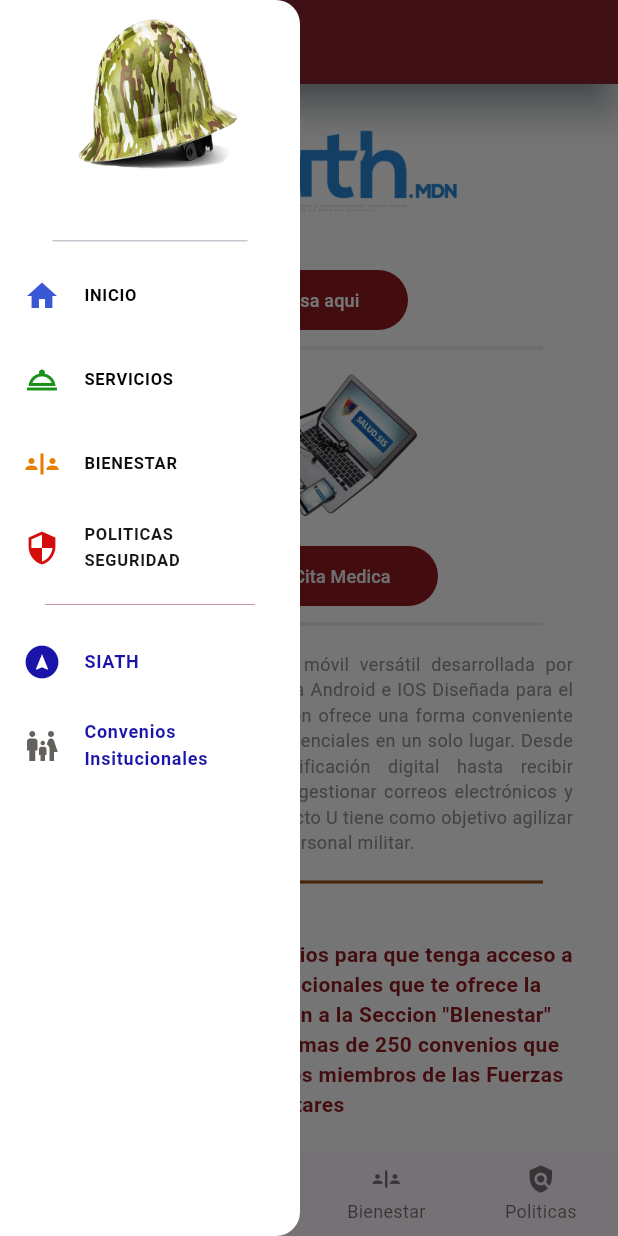
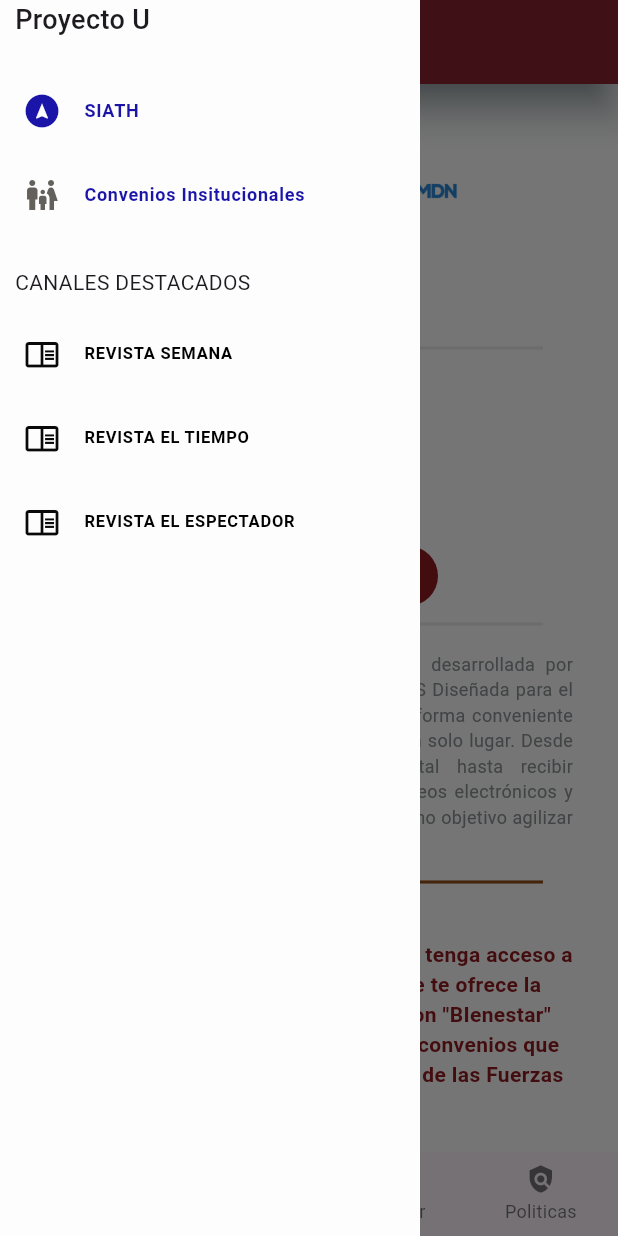
Before and after one commit to andreslondono11/proyectou, a Flutter app: the screen it shows after launch, with the side drawer open, on a phone screen of 412 x 824 dp. Run offline on Flutter 3.47's test engine with Material 3 defaults, Android fonts, the phone set to English and light mode, and no system bars; our stand-ins replace youtube_player_flutter; missing offline and left inert: rate_my_app, startapp_sdk; Roboto replaces fonts that are missing (birthdayMonth).

Commit message:
segundo commit

```diff
--- a/lib/drawer/lateral.dart
+++ b/lib/drawer/lateral.dart
@@ -1,11 +1,5 @@
 import 'package:flutter/material.dart';
-import 'package:proyectou/screens/page2.dart';
-import 'package:proyectou/screens/page3.dart';
-import 'package:proyectou/screens/page4.dart';
-
-
 import 'package:url_launcher/url_launcher.dart';
-import '../screens/page1.dart';
 
 class DrawerWigdet extends StatefulWidget {
   const DrawerWigdet({super.key});
@@ -18,140 +12,21 @@ class _DrawerWigdetState extends State<DrawerWigdet> {
   @override
   Widget build(BuildContext context) {
     return Drawer(
-      backgroundColor: const Color.fromARGB(255, 255, 255, 255),
-      width: 200,
+        shape: const Border(left: BorderSide.none),
+        backgroundColor: const Color.fromARGB(255, 253, 253, 253),
+        width: 280,
         child: ListView(
             // Importante: elimine cualquier padding del ListView.
 
             children: <Widget>[
-          const Column(
-            crossAxisAlignment: CrossAxisAlignment.center,
-            children: [
-              DrawerHeader(
-                  decoration: BoxDecoration(
-                    image: DecorationImage(
-                      opacity: 0,
-                      image: AssetImage('assets/images/pastel.png'),
-                    ),
-                  ),
-                  padding: EdgeInsets.all(0),
-                  child: Column(
-                    children: [
-                      // SizedBox(height: 20),
-                      CircleAvatar(
-                        radius: 65,
-                        backgroundColor: Colors.transparent,
-                        backgroundImage:
-                        AssetImage('assets/images/playstore.png'),
-                      )
-                    ],
-                  ))
-            ],
-          ),
-          // const Divider(
-          //   color: Color(0xfff921b21),
-          //   endIndent: 30,
-          //   thickness: 0.30,
-          //   height: 0,
-          //   indent: 30,
-          // ),
-          Column(
-            mainAxisAlignment: MainAxisAlignment.end,
-            children: [
-              ListTile(
-                leading: const Icon(Icons.home),
-                iconColor: const Color.fromARGB(255, 58, 88, 212),
-                enabled: true,
-                hoverColor: const Color.fromARGB(255, 30, 231, 231),
-                title: const Text(
-                  'INICIO',
+              const Padding(
+                padding: EdgeInsets.only(left: 10, bottom: 20),
+                child: Text('Proyecto U',
+                    textAlign: TextAlign.justify,
                     style: TextStyle(
-                      color: Color.fromARGB(255, 0, 0, 0),
-                      fontWeight: FontWeight.w600,
-                      fontSize: 11),
-                ),
-                onTap: () {
-                  Navigator.pop(
-                      context); // Actualiza el estado de la aplicación
-                  Navigator.push(
-                      context,
-                      MaterialPageRoute(
-                          builder: (BuildContext context) =>
-                          const Page1())); // ...
-                },
-              ),
-            ],
-          ),
-          ListTile(
-            leading: const Icon(Icons.room_service_outlined),
-            title: const Text(
-              'SERVICIOS',
-              style: TextStyle(
-                  color: Color.fromARGB(255, 0, 0, 0),
-                  fontWeight: FontWeight.w600,
-                  fontSize: 11),
-            ),
-            iconColor: const Color.fromARGB(255, 27, 145, 25),
-            enabled: true,
-            hoverColor: const Color.fromARGB(255, 30, 231, 231),
-            onTap: () {
-              Navigator.pop(context);
-              Navigator.push(
-                  context,
-                  MaterialPageRoute(
-                      builder: (BuildContext context) => const Page2()));
-            },
-          ),
-          ListTile(
-            leading: const Icon(Icons.safety_divider),
-            iconColor: const Color.fromARGB(255, 231, 127, 7),
-            enabled: true,
-            hoverColor: const Color.fromARGB(255, 30, 231, 231),
-            title: const Text('BIENESTAR',
-                style: TextStyle(
-                    color: Color.fromARGB(255, 12, 12, 12),
-                    fontWeight: FontWeight.w600,
-                    fontSize: 11)),
-            onTap: () {
-              Navigator.pop(context);
-              Navigator.push(
-                  context,
-                  MaterialPageRoute(
-                      builder: (BuildContext context) => const Page3()));
-            },
-          ),
-          ListTile(
-            leading: const Icon(Icons.security),
-            iconColor: const Color.fromARGB(255, 211, 12, 12),
-            enabled: true,
-            hoverColor: const Color.fromARGB(255, 234, 205, 167),
-            title: const Text('POLITICAS  SEGURIDAD',
-                style: TextStyle(
-                    color: Color.fromARGB(255, 23, 23, 22),
-                    fontWeight: FontWeight.w600,
-                    fontSize: 11)),
-            onTap: () {
-              Navigator.pop(context);
-              Navigator.push(
-                  context,
-                  MaterialPageRoute(
-                      builder: (BuildContext context) =>
-                      const Page4())); // Actualiza el estado de la aplicación
-              // ...
-            },
-          ),
-          const SizedBox(
-            height: 10,
-          ),
-          const Divider(
-            color: Color(0xfff921b21),
-            endIndent: 30,
-            thickness: 0.30,
-            height: 0,
-            indent: 30,
-          ),
-          const SizedBox(
-            height: 10,
+                        fontWeight: FontWeight.w500,
+                        fontSize: 18,
+                        decoration: TextDecoration.none)),
               ),
               ListTile(
                   leading: const Icon(Icons.assistant_navigation),
@@ -193,48 +68,125 @@ class _DrawerWigdetState extends State<DrawerWigdet> {
                       // ...
                     }
                   }),
-          // ListTile(
-          //   leading: const Icon(Icons.people_alt_outlined),
-          //   iconColor: const Color.fromARGB(255, 100, 97, 93),
-          //   enabled: false,
-          //   hoverColor: const Color.fromARGB(255, 26, 21, 168),
-          //   title: const Text('Soldados Profesionales',
-          //       style: TextStyle(
-          //           color: Color.fromARGB(255, 70, 70, 77),
-          //           fontWeight: FontWeight.bold,
-          //           fontSize: 12)),
-          //   onTap: () {
-          //     Navigator.pop(context);
-          //     Navigator.push(
-          //         context,
-          //         MaterialPageRoute(
-          //             builder: (BuildContext context) =>
-          //                 const Page4())); // Actualiza el estado de la aplicación
-          //     // ...
-          //   },
+              const SizedBox(
+                height: 20,
+              ),
+              const Padding(
+                padding: EdgeInsets.only(left: 10, bottom: 10),
+                child: Text('CANALES DESTACADOS ',
+                    textAlign: TextAlign.justify,
+                    style: TextStyle(
+                        fontWeight: FontWeight.w400,
+                        fontFamily: AutofillHints.birthdayMonth,
+                        decorationStyle: TextDecorationStyle.solid,
+                        fontStyle: FontStyle.normal,
+                        // fontSize: 18,
+                        decoration: TextDecoration.none)),
+              ),
+              // DrawerHeader(
+              //   curve: Curves.bounceIn,
+              //   margin: EdgeInsets.only(top: 0, bottom: 20, left: 0),
+              //   padding: EdgeInsets.only(top: 10, bottom: 0, left: 0),
+              //   // decoration: BoxDecoration(
+              //   //     border: Border.fromBorderSide(BorderSide.none),
+              //   //     shape: BoxShape.circle,
+              //   //     color: Color.fromARGB(255, 250, 247, 247),
+              //   //     image: DecorationImage(
+              //   //         fit: BoxFit.contain,
+              //   //         image: AssetImage('assets/images/launcher.png'))),
+              //   // duration: Duration(microseconds: 20),
+              //   child: Text('PROYECTO U',
+              //       textAlign: TextAlign.center,
+              //       style: TextStyle(fontWeight: FontWeight.bold)),
               // ),
-          // ListTile(
-          //   leading: const Icon(Icons.person_outline),
-          //   iconColor: const Color.fromARGB(255, 100, 97, 93),
-          //   enabled: false,
-          //   hoverColor: const Color.fromARGB(255, 234, 205, 167),
-          //   title: const Text('Personal Civil',
-          //       style: TextStyle(
-          //           color: Color.fromARGB(255, 70, 70, 77),
-          //           fontWeight: FontWeight.bold,
-          //           fontSize: 12)),
-          //   onTap: () {
-          //     Navigator.pop(context);
-          //     Navigator.push(
-          //         context,
-          //         MaterialPageRoute(
-          //             builder: (BuildContext context) =>
-          //                 const Page4())); // Actualiza el estado de la aplicación
-          //     // ...
-          //   },
+              // Text(
+              //   'Destacados',
+              //   textAlign: TextAlign.center,
+              //   style: TextStyle(
+              //       fontStyle: FontStyle.normal, fontWeight: FontWeight.w400),
               // ),
+
+              // const Divider(
+              //   color: Color(0xfff921b21),
+              //   endIndent: 30,
+              //   thickness: 0.30,
+              //   height: 0,
+              //   indent: 30,
+              // ),
+              Padding(
+                padding: const EdgeInsets.all(0.0),
+                child: Column(
+                  mainAxisAlignment: MainAxisAlignment.start,
+                  children: [
+                    ListTile(
+                        leading: const Icon(Icons.chrome_reader_mode_outlined),
+                        title: const Text(
+                          'REVISTA SEMANA',
+                          style: TextStyle(
+                              color: Color.fromARGB(255, 0, 0, 0),
+                              fontWeight: FontWeight.w600,
+                              fontSize: 11),
+                        ),
+                        iconColor: const Color.fromARGB(255, 9, 9, 9),
+                        enabled: true,
+                        hoverColor: const Color.fromARGB(255, 30, 231, 231),
+                        onTap: () async {
+                          final url = Uri.parse(
+                              'https://www.mindefensa.gov.co/irj/portal/Mindefensa/contenido?NavigationTarget=navurl://4c4ab427549ea616e21697a36f505a52');
+                          if (await canLaunchUrl(url)) {
+                            await launchUrl(url);
+                            print('Cliked');
+                            // Actualiza el estado de la aplicación
+                            // ...
+                          }
+                        }),
+                    ListTile(
+                        leading: const Icon(Icons.chrome_reader_mode_outlined),
+                        title: const Text(
+                          'REVISTA EL TIEMPO',
+                          style: TextStyle(
+                              color: Color.fromARGB(255, 0, 0, 0),
+                              fontWeight: FontWeight.w600,
+                              fontSize: 11),
+                        ),
+                        iconColor: Color.fromARGB(255, 9, 9, 9),
+                        enabled: true,
+                        hoverColor: const Color.fromARGB(255, 30, 231, 231),
+                        onTap: () async {
+                          final url = Uri.parse(
+                              'https://www.mindefensa.gov.co/irj/portal/Mindefensa/contenido?NavigationTarget=navurl://4c4ab427549ea616e21697a36f505a52');
+                          if (await canLaunchUrl(url)) {
+                            await launchUrl(url);
+                            print('Cliked');
+                            // Actualiza el estado de la aplicación
+                            // ...
+                          }
+                        }),
+                    ListTile(
+                        leading: const Icon(Icons.chrome_reader_mode_outlined),
+                        title: const Text(
+                          'REVISTA EL ESPECTADOR',
+                          style: TextStyle(
+                              color: Color.fromARGB(255, 0, 0, 0),
+                              fontWeight: FontWeight.w600,
+                              fontSize: 11),
+                        ),
+                        iconColor: Color.fromARGB(255, 9, 9, 9),
+                        enabled: true,
+                        hoverColor: const Color.fromARGB(255, 30, 231, 231),
+                        onTap: () async {
+                          final url = Uri.parse(
+                              'https://www.mindefensa.gov.co/irj/portal/Mindefensa/contenido?NavigationTarget=navurl://4c4ab427549ea616e21697a36f505a52');
+                          if (await canLaunchUrl(url)) {
+                            await launchUrl(url);
+                            print('Cliked');
+                            // Actualiza el estado de la aplicación
+                            // ...
+                          }
+                        }),
                   ],
                 ),
-    );
+              ),
+            ]));
   }
 }
--- a/lib/main.dart
+++ b/lib/main.dart
@@ -70,15 +70,16 @@ class _HomePageState extends State<HomePage> {
     super.initState();
   }
 
+  @override
   Widget build(BuildContext context) {
     return Scaffold(
       //appBar: AppBar(
       // title: const Text('AppBar Demo'),
       //  ),
-      //drawer: DrawerWigdet(),
+      drawer: const DrawerWigdet(),//drawer: DrawerWigdet(),
       bottomNavigationBar: myBnB,
       body: Rutas(index: index),
-      drawer: const DrawerWigdet(),
+
 
 
 
```
Also changed, not shown: assets/icon/icon.png (deleted), assets/images/launcher.png (added), 4 other files. Lines whose indentation alone changed are shown as unchanged.
